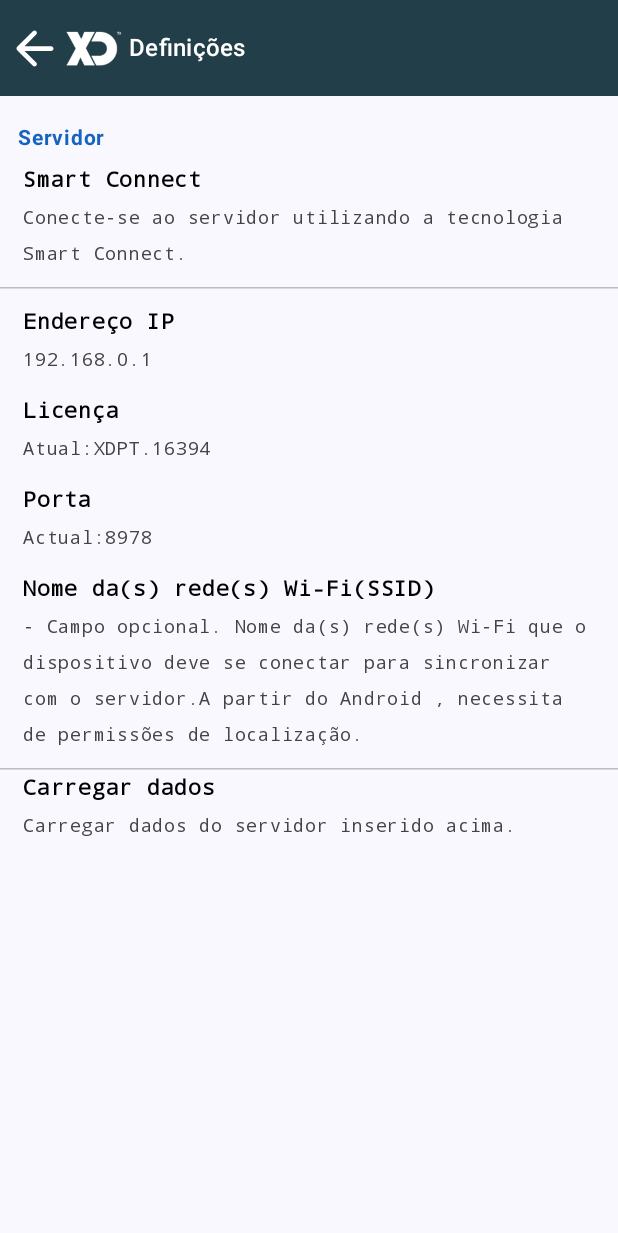
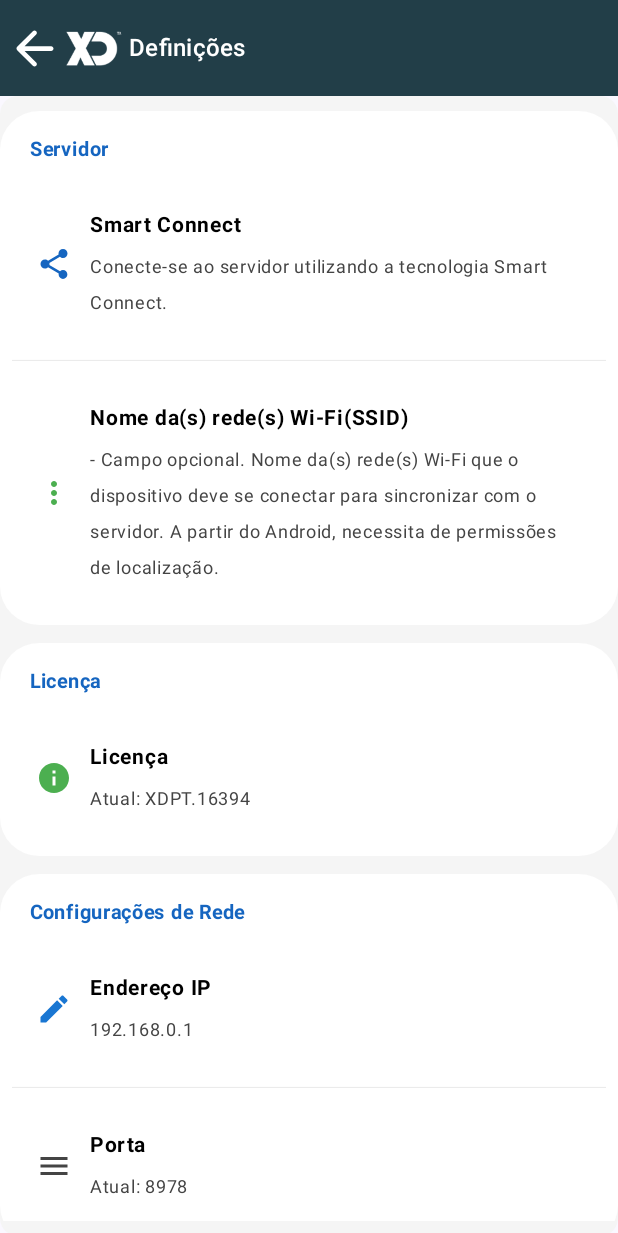
Before and after one commit to eltonbongue/xdOrdersPrototipoJetPackCompose, an Android app built with Jetpack Compose: the screen it shows after launch (MainActivity), after a tap on "DEFINIÇÕES", on a phone screen of 412 x 824 dp. Shown: the top 1233 px of the screen. Run offline under Robolectric (Android 15) with nearby library versions, the phone set to English and light mode, and no system bars.

Commit message:
add Setting screen

```diff
--- a/app/src/main/java/com/elton/xdordersprototipojetpackcompose/MainScreen.kt
+++ b/app/src/main/java/com/elton/xdordersprototipojetpackcompose/MainScreen.kt
@@ -76,7 +76,11 @@ fun HomeScreen(navController: androidx.navigation.NavHostController) {
         )  {
 
             Button(
-                onClick = { /* ação */ },
+                onClick = { navController.navigate(Screen.UserLogin.route)
+                {
+                    popUpTo(Screen.UserLogin.route) { inclusive = true }
+                }
+                },
                 modifier = Modifier
                     .weight(1.1f)
                     .height(90.dp),
--- a/app/src/main/java/com/elton/xdordersprototipojetpackcompose/components/TopBar.kt
+++ b/app/src/main/java/com/elton/xdordersprototipojetpackcompose/components/TopBar.kt
@@ -33,7 +33,7 @@ fun TopBarXD(
 
                 IconButton(
                     onClick = { navController.navigate("home") { popUpTo(0) } },
-                    modifier = Modifier.size(78.dp) // Ajuste o tamanho conforme necessário
+                    modifier = Modifier.size(78.dp)
                 ) {
                     Row {
                         Icon(
--- /dev/null
+++ b/app/src/main/java/com/elton/xdordersprototipojetpackcompose/data/SettingItemData.kt
@@ -0,0 +1,132 @@
+package com.elton.xdordersprototipojetpackcompose.data
+
+import androidx.compose.material.icons.Icons
+import androidx.compose.material.icons.filled.ArrowDropDown
+import androidx.compose.material.icons.filled.Create
+import androidx.compose.material.icons.filled.Info
+import androidx.compose.material.icons.filled.Menu
+import androidx.compose.material.icons.filled.MoreVert
+import androidx.compose.material.icons.filled.Notifications
+import androidx.compose.material.icons.filled.Phone
+import androidx.compose.material.icons.filled.Refresh
+import androidx.compose.material.icons.filled.Share
+import androidx.compose.ui.graphics.Color
+import androidx.compose.ui.graphics.vector.ImageVector
+
+data class SettingItemData(
+    val label: String,
+    val value: String,
+    val icon:ImageVector,
+    val iconColor: Color,
+    val group: String
+)
+
+val settingsList = listOf(
+    SettingItemData(
+        label = "Smart Connect",
+        value = "Conecte-se ao servidor utilizando a tecnologia Smart Connect.",
+        icon = Icons.Default.Share,
+        iconColor = Color(0xFF1565C0),
+        group = "Servidor"
+    ),
+    SettingItemData(
+        label = "Licença",
+        value = "Atual: XDPT.16394",
+        icon = Icons.Default.Info,
+        iconColor = Color(0xFF4CAF50),
+        group = "Licença"
+    ),
+    SettingItemData(
+        label = "Endereço IP",
+        value = "192.168.0.1",
+        icon = Icons.Default.Create,
+        iconColor = Color(0xFF1976D2),
+        group = "Configurações de Rede"
+    ),
+
+    SettingItemData(
+        label = "Porta",
+        value = "Atual: 8978",
+        icon = Icons.Default.Menu,
+        iconColor = Color.DarkGray,
+        group = "Configurações de Rede"
+    ),
+    SettingItemData(
+        label = "Nome da(s) rede(s) Wi-Fi(SSID)",
+        value = "- Campo opcional. Nome da(s) rede(s) Wi-Fi que o dispositivo deve se conectar para sincronizar com o servidor. A partir do Android, necessita de permissões de localização.",
+        icon = Icons.Filled.MoreVert,
+        iconColor = Color(0xFF4CAF50),
+        group = "Servidor"
+    ),
+    SettingItemData(
+        label = "Carregar dados",
+        value = "Carregar dados do servidor inserido acima.",
+        icon = Icons.Default.Refresh,
+        iconColor = Color(0xFF0288D1),
+        group = "Sincronização"
+    ),
+    SettingItemData(
+        label = "Selecione a impressora",
+        value = "Selecione qual impressora deseja utilizar",
+        icon = Icons.Default.ArrowDropDown,
+        iconColor = Color.DarkGray,
+        group = "Impressora Bluetooth"
+    ),
+    SettingItemData(
+        label = "Dpi da impressora",
+        value = "Padrão: 150dpi",
+        icon = Icons.Default.Info,
+        iconColor = Color.DarkGray,
+        group = "Impressora Bluetooth"
+    ),
+    SettingItemData(
+        label = "Largura da impressora",
+        value = "Padrão: 58mm",
+        icon = Icons.Default.Info,
+        iconColor = Color.DarkGray,
+        group = "Impressora Bluetooth"
+    ),
+    SettingItemData(
+        label = "Número de caracters por linha",
+        value = "Padrão: 32",
+        icon = Icons.Default.Info,
+        iconColor = Color.DarkGray,
+        group = "Impressora Bluetooth"
+    ),
+    SettingItemData(
+        label = "Interface",
+        value = "Personalize a interface ao seu gosto, adaptando o aplicativo à froma como você a utiliza. ",
+        icon = Icons.Default.Info,
+        iconColor = Color.DarkGray,
+        group = "Outras Configurações"
+    ),
+    SettingItemData(
+        label = "Aplicativo",
+        value = "Padrão: 32",
+        icon = Icons.Default.Info,
+        iconColor = Color.DarkGray,
+        group = "Outras Configurações"
+    ),
+    SettingItemData(
+        label = "Página oficial",
+        value = "Acessar a página de apresentação do aplicativo XD Orders.",
+        icon = Icons.Default.Notifications,
+        iconColor = Color(0xFF1976D2),
+        group = "Ajuda"
+    ),
+    SettingItemData(
+        label = "Fale conosco",
+        value = "Visualizar principais informações para o contato.",
+        icon = Icons.Default.Phone,
+        iconColor = Color(0xFF4CAF50),
+        group = "Ajuda"
+    ),
+    SettingItemData(
+        label = "Sobre a aplicação",
+        value = "Variante ORIGINAL para XDOrders Prototipo" +
+                "\n" +"Nome da versão:2.18.0" + "\n" +"Código da versão: 161",
+        icon = Icons.Default.Info,
+        iconColor = Color.DarkGray,
+        group = "Sobre"
+    )
+)
--- a/app/src/main/java/com/elton/xdordersprototipojetpackcompose/navigation/AppNavigator.kt
+++ b/app/src/main/java/com/elton/xdordersprototipojetpackcompose/navigation/AppNavigator.kt
@@ -6,6 +6,7 @@ import androidx.navigation.compose.NavHost
 import androidx.navigation.compose.composable
 import com.elton.xdordersprototipojetpackcompose.HomeScreen
 import com.elton.xdordersprototipojetpackcompose.ui.screens.SettingsScreen
+import com.elton.xdordersprototipojetpackcompose.ui.screens.UserLoginScreen
 
 
 @Composable
@@ -22,7 +23,7 @@ fun AppNavigator(navController: NavHostController) {
             //StartActivityScreen(navController)
         }
         composable(Screen.UserLogin.route) {
-           // UserLoginScreen(navController)
+           UserLoginScreen(navController)
         }
         composable(Screen.Settings.route) {
             SettingsScreen(navController)
--- a/app/src/main/java/com/elton/xdordersprototipojetpackcompose/ui/screens/settings.kt
+++ b/app/src/main/java/com/elton/xdordersprototipojetpackcompose/ui/screens/settings.kt
@@ -1,24 +1,35 @@
 package com.elton.xdordersprototipojetpackcompose.ui.screens
 
-import android.graphics.Color
+import androidx.compose.foundation.background
+import androidx.compose.foundation.layout.Arrangement
+import androidx.compose.foundation.layout.Box
 import androidx.compose.foundation.layout.Column
 import androidx.compose.foundation.layout.Row
 import androidx.compose.foundation.layout.Spacer
+import androidx.compose.foundation.layout.fillMaxWidth
 import androidx.compose.foundation.layout.height
 import androidx.compose.foundation.layout.padding
-import androidx.compose.material3.HorizontalDivider
+import androidx.compose.foundation.layout.size
+import androidx.compose.foundation.layout.width
+import androidx.compose.foundation.lazy.LazyColumn
+import androidx.compose.foundation.shape.RoundedCornerShape
 import androidx.compose.material3.Scaffold
 import androidx.compose.material3.Text
 import androidx.compose.runtime.Composable
 import androidx.compose.ui.Modifier
+import androidx.compose.ui.graphics.Color
 import androidx.compose.ui.text.font.FontFamily
 import androidx.compose.ui.text.font.FontWeight
-import androidx.compose.ui.text.font.FontWeight.Companion.Bold
-import androidx.compose.ui.tooling.preview.Preview
 import androidx.compose.ui.unit.dp
 import androidx.compose.ui.unit.sp
 import androidx.navigation.NavController
+import com.elton.xdordersprototipojetpackcompose.data.SettingItemData
+import com.elton.xdordersprototipojetpackcompose.data.settingsList
+import androidx.compose.material3.HorizontalDivider
+import androidx.compose.material3.Icon
+import androidx.compose.ui.Alignment
 import com.elton.xdordersprototipojetpackcompose.ui.components.TopBarXD
+
 
 
 @Composable
@@ -31,70 +42,100 @@ fun SettingsScreen(navController: NavController) {
             )
         },
         content = { innerPadding ->
-
-            Column(modifier = Modifier.padding(innerPadding)) {
-
-                    Text(
-                        text = "Servidor",
-                        modifier = Modifier
-                            .padding(start = 12.dp, end = 12.dp, top = 16.dp, bottom = 8.dp)
-                            .height(20.dp),
-                        fontWeight = Bold,
-                        fontSize = 14.sp,
-                        fontFamily = FontFamily.SansSerif,
-                        color = androidx.compose.ui.graphics.Color(0xFF1565C0)
+            Column(modifier = Modifier.padding(innerPadding)
+                .background(
+                    color = Color(0xFFF5F5F5),
+                    shape = RoundedCornerShape(12.dp)
                 )
 
-                    SettingItem(label = "Smart Connect", value = "Conecte-se ao servidor utilizando a tecnologia Smart Connect.")
-                    Spacer(modifier = Modifier.height(10.dp))
+            ) {
+
+
+                LazyColumn(
+                    modifier = Modifier
+                        .fillMaxWidth()
+                        .padding(vertical = 10.dp),
+                    verticalArrangement = Arrangement.spacedBy(12.dp)
+                ) {
+                    val grouped = settingsList.groupBy { it.group }
+                    grouped.forEach { (group, items) ->
+                        item {
+                            Box(
+                                modifier = Modifier
+                                    .fillMaxWidth()
+                                    .background(
+                                        color = Color.White,
+                                        shape = RoundedCornerShape(26.dp)
+                                    )
+                                    .padding(8.dp)
+                            ) {
+                                Column {
+                                    Text(
+                                        text = group,
+                                        fontWeight = FontWeight.Bold,
+                                        fontSize = 13.sp,
+                                        color = Color(0xFF1565C0),
+                                        modifier = Modifier.padding(bottom = 8.dp, start = 12.dp, top = 6.dp)
+                                    )
+                                    items.forEachIndexed { index, item ->
+                                        SettingBoxItem(item = item)
+                                        if (index < items.size - 1) {
                                               HorizontalDivider(
-                        color = androidx.compose.ui.graphics.Color(0xFFBDBDBD), // Cinza elegante
-                        thickness = 1.dp,
                                                 modifier = Modifier
-                            .height(1.dp)
+                                                    .fillMaxWidth()
+                                                    .padding(vertical = 8.dp),
+                                                color = Color(0xFFE0E0E0),
+                                                thickness = .5.dp
                                             )
-                    Spacer(modifier = Modifier.height(10.dp))
-                    SettingItem(label = "Endereço IP", value = "192.168.0.1")
-                    Spacer(modifier = Modifier.height(10.dp))
-                    SettingItem(label = "Licença", value = "Atual:XDPT.16394")
-                    Spacer(modifier = Modifier.height(10.dp))
-                    SettingItem(label = "Porta", value = "Actual:8978")
-                    Spacer(modifier = Modifier.height(10.dp))
-                    SettingItem(label = "Nome da(s) rede(s) Wi-Fi(SSID)", value = "- Campo opcional. Nome da(s) rede(s) Wi-Fi que o dispositivo deve se conectar para sincronizar com o servidor.A partir do Android , necessita de permissões de localização.")
-                    Spacer(modifier = Modifier.height(10.dp))
-                    HorizontalDivider(
-                             color = androidx.compose.ui.graphics.Color(0xFFBDBDBD), // Cinza elegante
-                            thickness = 1.dp,
-                            modifier = Modifier
-                             .height(1.dp)
-                            )
-                    SettingItem(label = "Carregar dados", value = "Carregar dados do servidor inserido acima.")
-
+                                        }
+                                    }
+                                }
+                            }
+                        }
+                    }
+                }
             }
         }
     )
+}
 
 
-}
-
 @Composable
-fun SettingItem(label: String, value: String) {
-    Column(
-        modifier = Modifier.padding(start = 15.dp, end = 15.dp)
+fun SettingBoxItem(item: SettingItemData) {
+    Box(
+        modifier = Modifier
+            .fillMaxWidth()
+            .padding(vertical = 2.dp)
+            .background(
+                color = Color.White,
+                shape = RoundedCornerShape(26.dp)
+            )
+            .padding(16.dp)
     ) {
+        Row(verticalAlignment = Alignment.CenterVertically) {
+            Icon(
+                imageVector = item.icon,
+                contentDescription = item.label,
+                tint = item.iconColor,
+                modifier = Modifier.size(24.dp)
+            )
+            Spacer(modifier = Modifier.width(12.dp))
+            Column {
                 Text(
-            text = label,
+                    text = item.label,
                     fontSize = 14.sp,
-            fontFamily = FontFamily.Monospace,
-            fontWeight = Bold,
-            color = androidx.compose.ui.graphics.Color.Black
+                    fontFamily = FontFamily.SansSerif,
+                    fontWeight = FontWeight.Bold,
+                    color = Color.Black
                 )
-        Spacer(modifier = Modifier.height(1.dp))
+                Spacer(modifier = Modifier.height(4.dp))
                 Text(
-            text = value,
+                    text = item.value,
                     fontSize = 12.sp,
-            fontFamily = FontFamily.Monospace,
-            color = androidx.compose.ui.graphics.Color.DarkGray
+                    fontFamily = FontFamily.SansSerif,
+                    color = Color.DarkGray
                 )
             }
         }
+    }
+}
--- a/app/src/main/java/com/elton/xdordersprototipojetpackcompose/ui/screens/user_login.kt
+++ b/app/src/main/java/com/elton/xdordersprototipojetpackcompose/ui/screens/user_login.kt
@@ -1 +1,22 @@
 package com.elton.xdordersprototipojetpackcompose.ui.screens
+
+import androidx.compose.material3.Scaffold
+import androidx.compose.runtime.Composable
+import androidx.navigation.NavController
+import com.elton.xdordersprototipojetpackcompose.ui.components.TopBarXD
+
+
+@Composable
+fun UserLoginScreen(navController: NavController) {
+
+    Scaffold(
+        topBar = {
+            TopBarXD(
+                title = "Usuários",
+                navController = navController
+            )
+        }
+    )
+    { _ -> }
+
+    }
```
Also changed, not shown: app/src/main/java/com/elton/xdordersprototipojetpackcompose/ui/screens/start_activity.kt (line endings or trailing spaces). Lines whose indentation alone changed are shown as unchanged.
